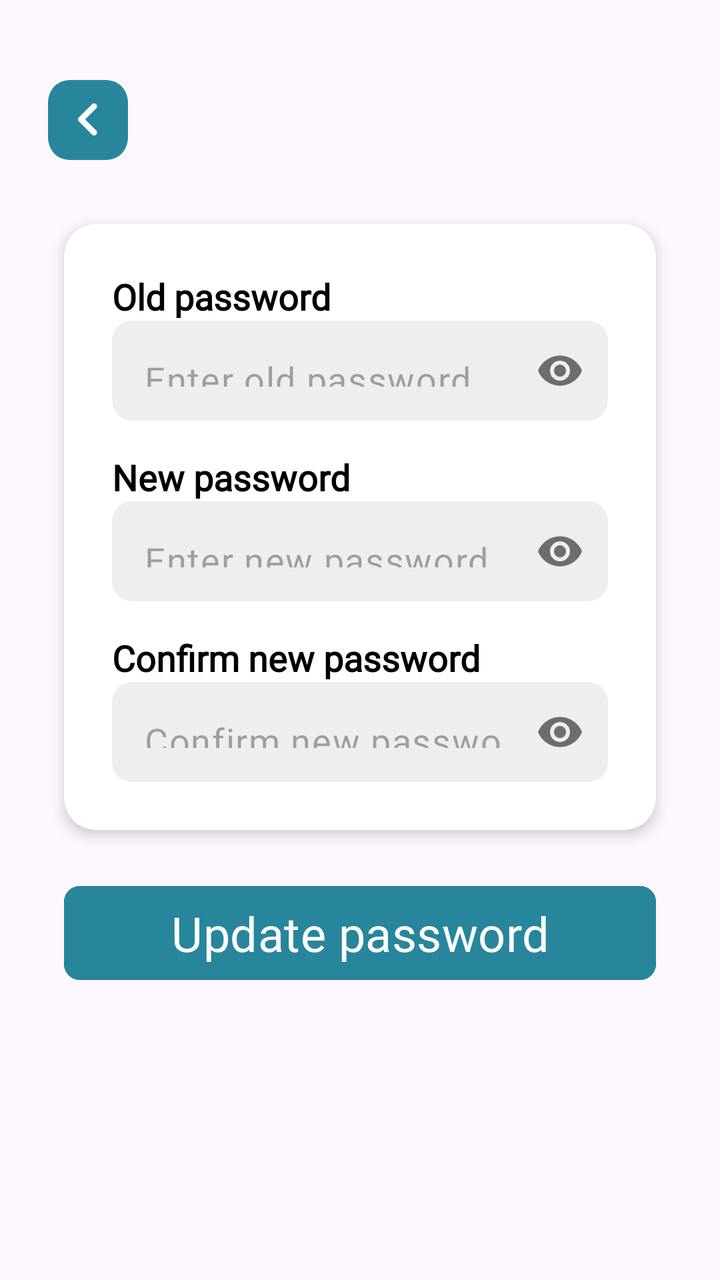
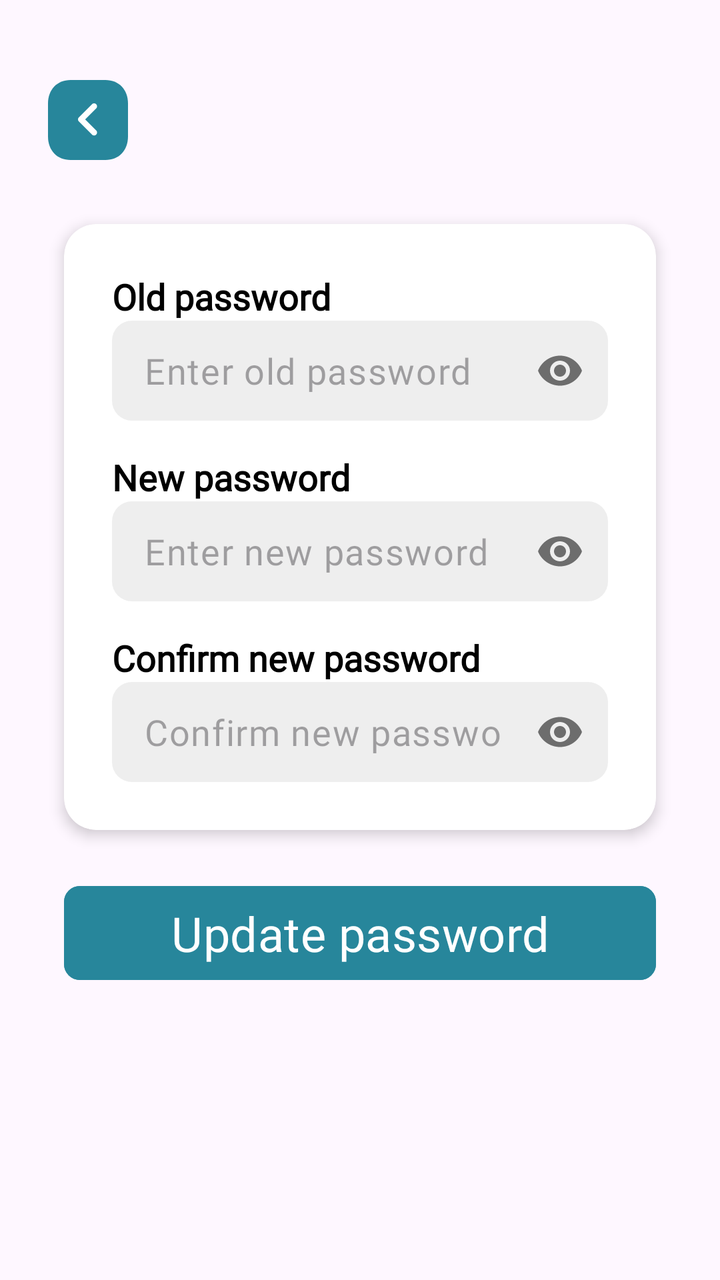

The first picture is an Android layout as it rendered before a commit; the second is the same layout after the commit. The layout source and the unified diff follow.
<!-- AndroidManifest.xml: application theme Theme.Dawnasyon_v1 -->
<!-- res/layout/fragment_change_password.xml -->
<?xml version="1.0" encoding="utf-8"?>
<androidx.constraintlayout.widget.ConstraintLayout xmlns:android="http://schemas.android.com/apk/res/android"
    xmlns:app="http://schemas.android.com/apk/res-auto"
    xmlns:tools="http://schemas.android.com/tools"
    android:layout_width="match_parent"
    android:layout_height="match_parent"
    >

    <ImageButton
        android:id="@+id/btn_back"
        android:layout_width="40dp"
        android:layout_height="40dp"
        android:layout_marginStart="24dp"
        android:layout_marginTop="40dp"
        android:background="@drawable/bg_circle_teal"
        android:src="@drawable/ic_left"
        app:tint="@color/white"
        app:layout_constraintStart_toStartOf="parent"
        app:layout_constraintTop_toTopOf="parent"
        android:contentDescription="Back" />

    <androidx.cardview.widget.CardView
        android:id="@+id/cardView"
        android:layout_width="match_parent"
        android:layout_height="wrap_content"
        android:layout_margin="32dp"
        android:layout_marginStart="32dp"
        android:layout_marginTop="100dp"
        android:layout_marginEnd="32dp"
        app:cardBackgroundColor="@color/white"
        app:cardCornerRadius="16dp"
        app:cardElevation="4dp"
        app:layout_constraintEnd_toEndOf="parent"
        app:layout_constraintStart_toStartOf="parent"
        app:layout_constraintTop_toBottomOf="@+id/btn_back">

        <LinearLayout
            android:layout_width="match_parent"
            android:layout_height="wrap_content"
            android:orientation="vertical"
            android:padding="24dp">

            <TextView
                android:layout_width="wrap_content"
                android:layout_height="wrap_content"
                android:fontFamily="@font/dongle"
                android:text="@string/old_password"
                android:textColor="@color/black"
                android:textSize="18sp"
                android:textStyle="bold" />

            <com.google.android.material.textfield.TextInputLayout
                android:layout_width="match_parent"
                android:layout_height="wrap_content"
                app:boxBackgroundMode="none"
                app:hintEnabled="false"
                app:passwordToggleEnabled="true">

                <com.google.android.material.textfield.TextInputEditText
                    android:id="@+id/et_old_password"
                    android:layout_width="match_parent"
                    android:layout_height="50dp"
                    android:background="@drawable/bg_input_field"
                    android:fontFamily="@font/dongle"
                    android:hint="@string/enter_old_password"
                    android:inputType="textPassword"
                    android:paddingStart="16dp"
                    android:textSize="18sp" />
            </com.google.android.material.textfield.TextInputLayout>

            <TextView
                android:layout_width="wrap_content"
                android:layout_height="wrap_content"
                android:layout_marginTop="16dp"
                android:fontFamily="@font/dongle"
                android:text="@string/new_password"
                android:textColor="@color/black"
                android:textSize="18sp"
                android:textStyle="bold" />

            <com.google.android.material.textfield.TextInputLayout
                android:layout_width="match_parent"
                android:layout_height="wrap_content"
                app:boxBackgroundMode="none"
                app:hintEnabled="false"
                app:passwordToggleEnabled="true">

                <com.google.android.material.textfield.TextInputEditText
                    android:id="@+id/et_new_password"
                    android:layout_width="match_parent"
                    android:layout_height="50dp"
                    android:background="@drawable/bg_input_field"
                    android:fontFamily="@font/dongle"
                    android:hint="@string/enter_new_password"
                    android:inputType="textPassword"
                    android:paddingStart="16dp"
                    android:textSize="18sp" />
            </com.google.android.material.textfield.TextInputLayout>

            <TextView
                android:layout_width="wrap_content"
                android:layout_height="wrap_content"
                android:layout_marginTop="16dp"
                android:fontFamily="@font/dongle"
                android:text="@string/confirm_new_password"
                android:textColor="@color/black"
                android:textSize="18sp"
                android:textStyle="bold" />

            <com.google.android.material.textfield.TextInputLayout
                android:layout_width="match_parent"
                android:layout_height="wrap_content"
                app:boxBackgroundMode="none"
                app:hintEnabled="false"
                app:passwordToggleEnabled="true">

                <com.google.android.material.textfield.TextInputEditText
                    android:id="@+id/et_confirm_new_password"
                    android:layout_width="match_parent"
                    android:layout_height="50dp"
                    android:background="@drawable/bg_input_field"
                    android:fontFamily="@font/dongle"
                    android:hint="@string/confirm_new_password"
                    android:inputType="textPassword"
                    android:paddingStart="16dp"
                    android:textSize="18sp" />
            </com.google.android.material.textfield.TextInputLayout>

        </LinearLayout>
    </androidx.cardview.widget.CardView>

    <Button
        android:id="@+id/btn_update_password"
        android:layout_width="match_parent"
        android:layout_height="55dp"
        android:layout_marginStart="32dp"
        android:layout_marginTop="24dp"
        android:layout_marginEnd="32dp"
        android:backgroundTint="#27869B"
        android:fontFamily="@font/dongle"
        android:text="@string/update_password"
        android:textColor="@color/white"
        android:textSize="24sp"
        app:cornerRadius="8dp"
        app:layout_constraintEnd_toEndOf="parent"
        app:layout_constraintStart_toStartOf="parent"
        app:layout_constraintTop_toBottomOf="@+id/cardView" />

</androidx.constraintlayout.widget.ConstraintLayout>
<!-- resources referenced by this layout -->
<resources>
  <color name="black">#FF000000</color>
  <color name="white">#FFFFFFFF</color>
  <!-- drawable bg_circle_teal (drawable) -->
  <vector xmlns:android="http://schemas.android.com/apk/res/android"
      android:width="33dp"
      android:height="33dp"
      android:viewportWidth="33"
      android:viewportHeight="33">
    <path
        android:pathData="M9.339,33L23.645,33C29.238,33 33,29.073 33,23.232L33,9.752C33,3.927 29.238,0 23.645,0L9.339,0C3.746,0 0,3.927 0,9.752L0,23.232C0,29.073 3.746,33 9.339,33Z"
        android:fillColor="#27869B"/>
  </vector>
  <!-- drawable bg_input_field (drawable) -->
  <?xml version="1.0" encoding="utf-8"?>
  <shape xmlns:android="http://schemas.android.com/apk/res/android">
      <solid android:color="#EEEEEE" /> <corners android:radius="10dp" />
  </shape>
  <!-- drawable ic_left (drawable) -->
  <vector xmlns:android="http://schemas.android.com/apk/res/android"
      android:width="10dp"
      android:height="17dp"
      android:viewportWidth="10"
      android:viewportHeight="17">
    <path
        android:pathData="M8.045,14.59L1.5,8.045L8.045,1.5"
        android:strokeLineJoin="round"
        android:strokeWidth="3"
        android:fillColor="#00000000"
        android:strokeColor="#FCFBFE"
        android:strokeLineCap="round"/>
  </vector>
  <string name="confirm_new_password">Confirm new password</string>
  <string name="enter_new_password">Enter new password</string>
  <string name="enter_old_password">Enter old password</string>
  <string name="new_password">New password</string>
  <string name="old_password">Old password</string>
  <string name="update_password">Update password</string>
  <style name="Theme.Dawnasyon_v1" parent="Base.Theme.Dawnasyon_v1" />
  <style name="Base.Theme.Dawnasyon_v1" parent="Theme.Material3.Light.NoActionBar">
          
          
      </style>
</resources>

<!-- the commit's change to res/layout/fragment_change_password.xml (unified diff, before → after) -->
@@ -3,8 +3,7 @@
     xmlns:app="http://schemas.android.com/apk/res-auto"
     xmlns:tools="http://schemas.android.com/tools"
     android:layout_width="match_parent"
-    android:layout_height="match_parent"
-    >
+    android:layout_height="match_parent">
 
     <ImageButton
         android:id="@+id/btn_back"
@@ -59,12 +58,16 @@
                 <com.google.android.material.textfield.TextInputEditText
                     android:id="@+id/et_old_password"
                     android:layout_width="match_parent"
-                    android:layout_height="50dp"
+                    android:layout_height="wrap_content"
+                    android:minHeight="50dp"
                     android:background="@drawable/bg_input_field"
                     android:fontFamily="@font/dongle"
                     android:hint="@string/enter_old_password"
                     android:inputType="textPassword"
+                    android:paddingTop="12dp"
+                    android:paddingBottom="12dp"
                     android:paddingStart="16dp"
+                    android:paddingEnd="48dp"
                     android:textSize="18sp" />
             </com.google.android.material.textfield.TextInputLayout>
 
@@ -88,12 +91,16 @@
                 <com.google.android.material.textfield.TextInputEditText
                     android:id="@+id/et_new_password"
                     android:layout_width="match_parent"
-                    android:layout_height="50dp"
+                    android:layout_height="wrap_content"
+                    android:minHeight="50dp"
                     android:background="@drawable/bg_input_field"
                     android:fontFamily="@font/dongle"
                     android:hint="@string/enter_new_password"
                     android:inputType="textPassword"
+                    android:paddingTop="12dp"
+                    android:paddingBottom="12dp"
                     android:paddingStart="16dp"
+                    android:paddingEnd="48dp"
                     android:textSize="18sp" />
             </com.google.android.material.textfield.TextInputLayout>
 
@@ -117,12 +124,16 @@
                 <com.google.android.material.textfield.TextInputEditText
                     android:id="@+id/et_confirm_new_password"
                     android:layout_width="match_parent"
-                    android:layout_height="50dp"
+                    android:layout_height="wrap_content"
+                    android:minHeight="50dp"
                     android:background="@drawable/bg_input_field"
                     android:fontFamily="@font/dongle"
                     android:hint="@string/confirm_new_password"
                     android:inputType="textPassword"
+                    android:paddingTop="12dp"
+                    android:paddingBottom="12dp"
                     android:paddingStart="16dp"
+                    android:paddingEnd="48dp"
                     android:textSize="18sp" />
             </com.google.android.material.textfield.TextInputLayout>
 
